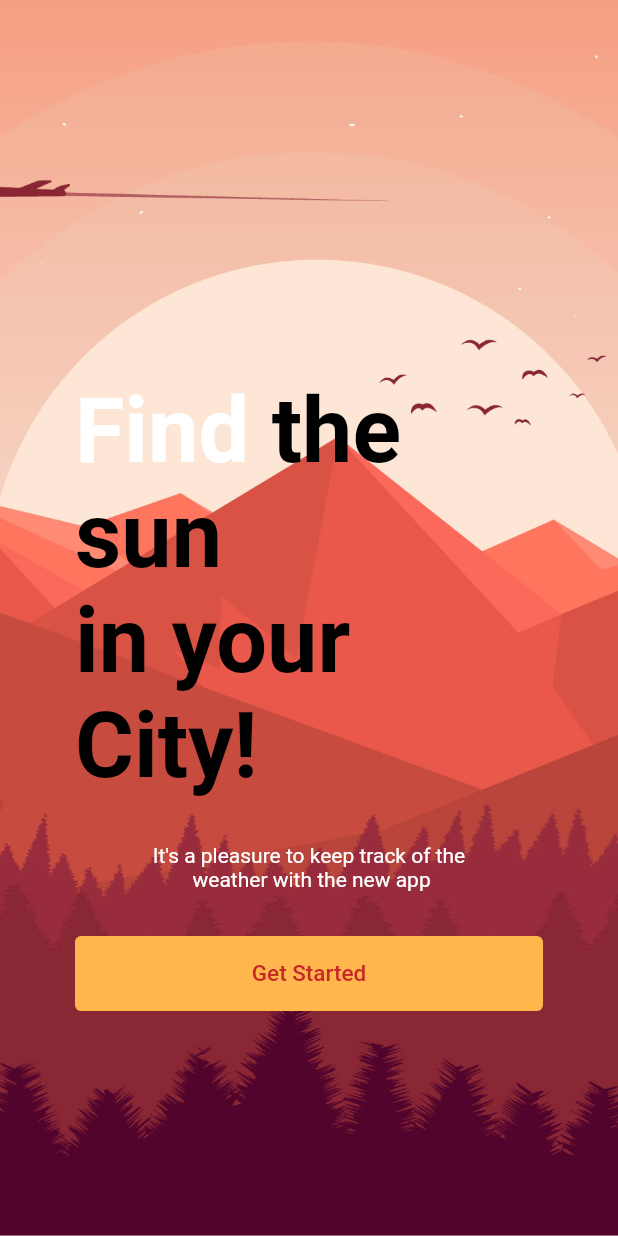
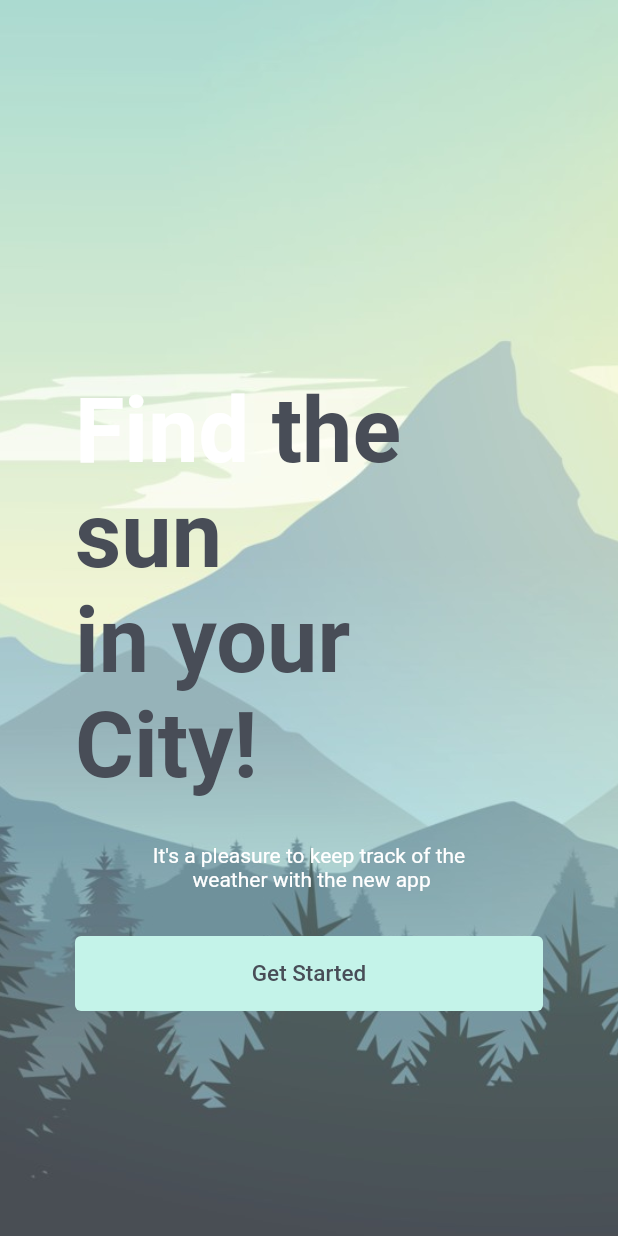
Before and after one commit to yogaxv/weather_app, a Flutter app: the screen it shows after launch, on a phone screen of 412 x 824 dp. Run offline on Flutter 3.47's test engine with Material 2 defaults, Android fonts, the phone set to English and light mode, and no system bars.

Commit message:
Update startup_screen.dart

```diff
--- a/lib/Screens/startup_screen.dart
+++ b/lib/Screens/startup_screen.dart
@@ -1,4 +1,6 @@
 import 'package:flutter/material.dart';
+import 'package:weather_app/Constant/color_constant.dart';
+import 'package:weather_app/Screens/choose_city_screen.dart';
 
 class StartupScreen extends StatelessWidget {
   const StartupScreen({Key? key}) : super(key: key);
@@ -9,15 +11,11 @@ class StartupScreen extends StatelessWidget {
       body: Container(
         decoration: BoxDecoration(
           image: DecorationImage(
-            image:
-                AssetImage("assets/images/vector-landscape-illustration.jpg"),
+            image: AssetImage("assets/images/misty-mountain.jpg"),
             fit: BoxFit.cover,
           ),
         ),
-        child: Column(
-          children: [
-            Expanded(child: Container()),
-            Padding(
+        child: Padding(
           padding: EdgeInsets.fromLTRB(50, 0, 50, 150),
           child: Column(
             crossAxisAlignment: CrossAxisAlignment.center,
@@ -39,7 +37,7 @@ class StartupScreen extends StatelessWidget {
                           text: ' the sun\nin your City!',
                           style: TextStyle(
                               fontWeight: FontWeight.bold,
-                                  color: Colors.black)),
+                              color: ColorConstant.primaryText)),
                     ],
                   ),
                 ),
@@ -59,10 +57,15 @@ class StartupScreen extends StatelessWidget {
                 width: double.infinity,
                 child: ElevatedButton(
                   style: ElevatedButton.styleFrom(
-                          primary: Colors.orange.shade300, // background
-                          onPrimary: Colors.red.shade800, // foreground
+                      primary: ColorConstant.primaryBackground, // background
+                      onPrimary: ColorConstant.primaryText, // foreground
                       elevation: 0),
-                      onPressed: () {},
+                  onPressed: () {
+                    Navigator.push(context,
+                        MaterialPageRoute(builder: (context) {
+                      return ChooseCityScreen();
+                    }));
+                  },
                   child: Text(
                     'Get Started',
                     style: TextStyle(fontSize: 15),
@@ -72,8 +75,6 @@ class StartupScreen extends StatelessWidget {
             ],
           ),
         ),
-          ],
-        ),
       ),
     );
   }
```
Lines whose indentation alone changed are shown as unchanged.
